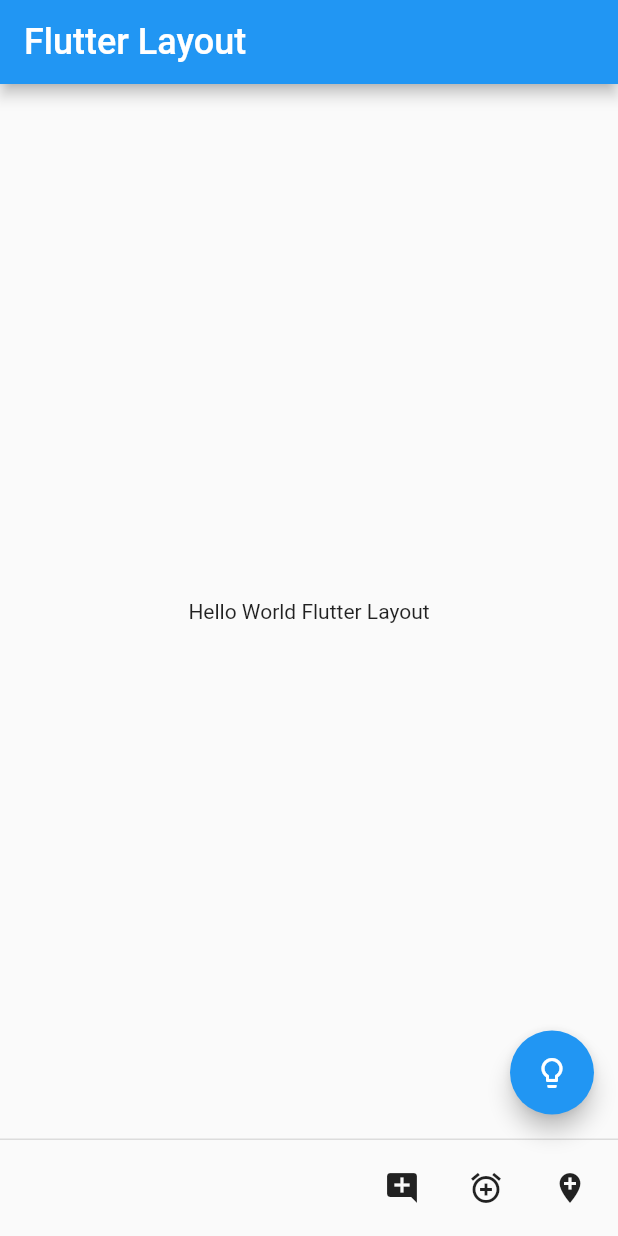
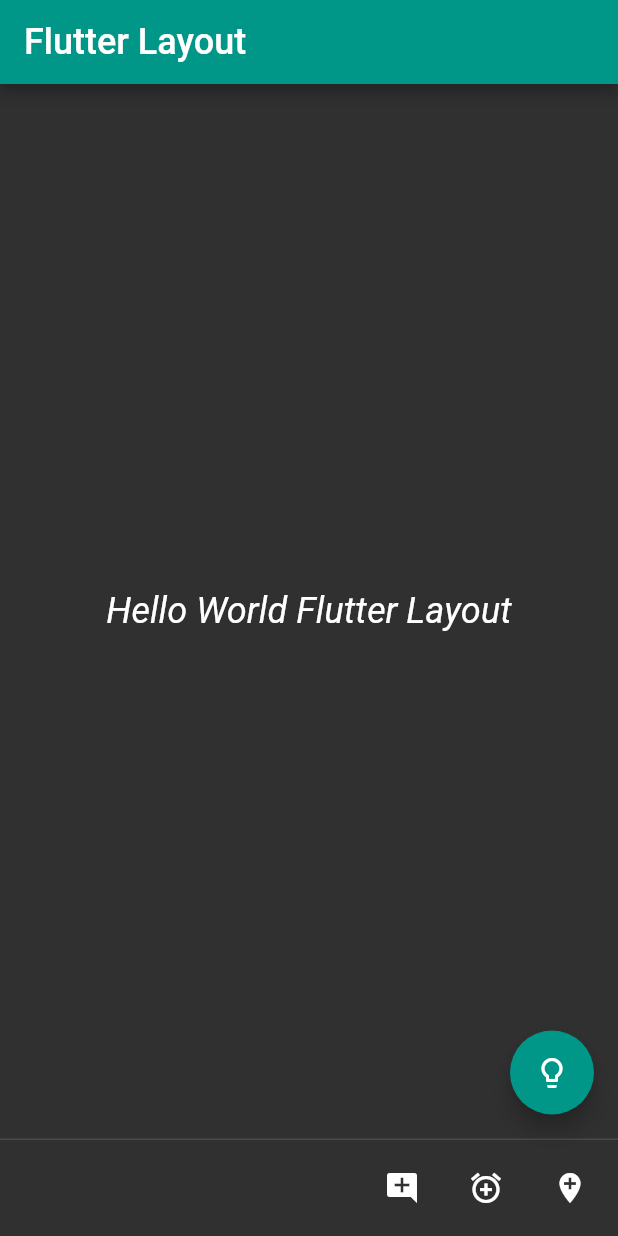
Before and after one commit to alexxsanya/hello_flutter, a Flutter app: the screen it shows after launch, on a phone screen of 412 x 824 dp. Run offline on Flutter 3.47's test engine with Material 2 defaults, Android fonts, the phone set to English and light mode, and no system bars.

Commit message:
add theme to app

```diff
--- a/lib/main.dart
+++ b/lib/main.dart
@@ -6,6 +6,17 @@ class MyApp extends StatelessWidget {
   @override
   Widget build(BuildContext context) {
     return MaterialApp(
+      theme: ThemeData(
+        brightness: Brightness.dark,
+        primaryColor: Color(0xff009688),
+        accentColor: Colors.teal,
+        textTheme: TextTheme(
+          body1: TextStyle(
+            fontSize: 24,
+            fontStyle: FontStyle.italic
+          )
+        )
+      ),
       home: Scaffold(
         appBar: AppBar(
           title: Text(
```
